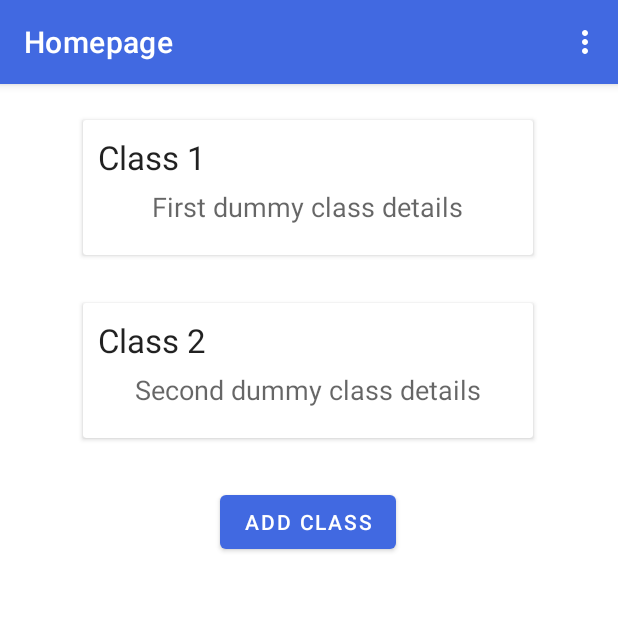
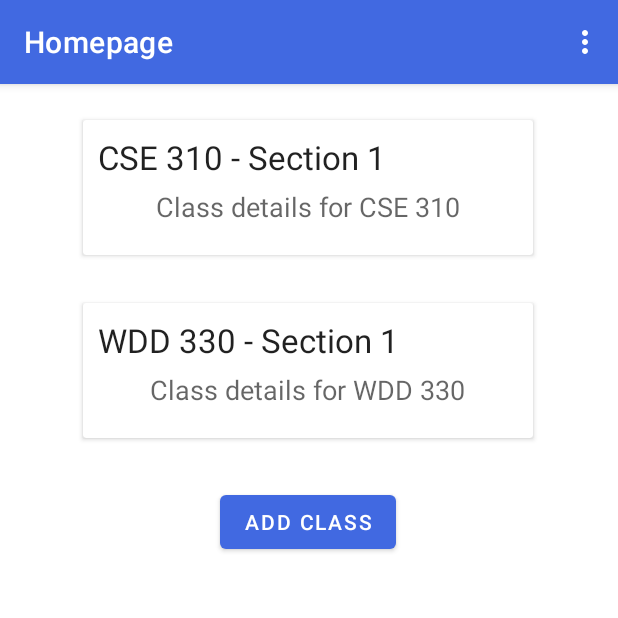
Before and after one commit to eddiemcconkie/cse310, an Android app: the screen it shows after launch (MainActivity), on a phone screen of 412 x 824 dp, the top half of it. Run offline under Robolectric (Android 15) with nearby library versions, the phone set to English and light mode, and no system bars; our stand-ins replace navigation-ui.

Commit message:
Minor changes

```diff
--- a/mobile-app/app/build.gradle
+++ b/mobile-app/app/build.gradle
@@ -2,7 +2,6 @@ plugins {
     id 'com.android.application'
     id 'kotlin-android'
     id 'kotlin-android-extensions'
-//    id 'com.google.gms.google-services'
 }
 
 android {
@@ -49,7 +48,7 @@ dependencies {
     testImplementation 'junit:junit:4.+'
     androidTestImplementation 'androidx.test.ext:junit:1.1.2'
     androidTestImplementation 'androidx.test.espresso:espresso-core:3.3.0'
-//    implementation platform('com.google.firebase:firebase-bom:28.1.0')
     implementation 'com.budiyev.android:code-scanner:2.1.0'
+    implementation 'androidx.browser:browser:1.3.0'
 
 }
--- a/mobile-app/app/src/main/java/com/cse310/group_project/MainActivity.kt
+++ b/mobile-app/app/src/main/java/com/cse310/group_project/MainActivity.kt
@@ -60,14 +60,14 @@ class MainActivity : AppCompatActivity() {
 
 
     private fun checkPermission(): Boolean {
-        if (ContextCompat.checkSelfPermission(this, Manifest.permission.CAMERA)
-            != PackageManager.PERMISSION_GRANTED) {
+        if (ContextCompat.checkSelfPermission(this, Manifest.permission.CAMERA) != PackageManager.PERMISSION_GRANTED ||
+            ContextCompat.checkSelfPermission(this, Manifest.permission.INTERNET) != PackageManager.PERMISSION_GRANTED) {
             return false
         }
         return true
     }
 
     private fun requestPermission() {
-        ActivityCompat.requestPermissions(this, arrayOf(Manifest.permission.CAMERA), 200)
+        ActivityCompat.requestPermissions(this, arrayOf(Manifest.permission.CAMERA, Manifest.permission.INTERNET), 200)
     }
 }
--- a/mobile-app/app/src/main/res/layout/homepage.xml
+++ b/mobile-app/app/src/main/res/layout/homepage.xml
@@ -34,7 +34,7 @@
             android:layout_marginStart="10dp"
             android:layout_marginTop="10dp"
             android:layout_marginBottom="10dp"
-            android:text="Class 1"
+            android:text="CSE 310 - Section 1"
             android:textAppearance="@style/TextAppearance.AppCompat.Large" />
 
         <TextView
@@ -43,7 +43,7 @@
             android:layout_height="wrap_content"
             android:layout_gravity="bottom|center_horizontal"
             android:layout_marginBottom="20dp"
-            android:text="First dummy class details"
+            android:text="Class details for CSE 310"
             android:textAppearance="@style/TextAppearance.AppCompat.Medium" />
 
     </androidx.cardview.widget.CardView>
@@ -65,7 +65,7 @@
             android:layout_marginStart="10dp"
             android:layout_marginTop="10dp"
             android:layout_marginBottom="10dp"
-            android:text="Class 2"
+            android:text="WDD 330 - Section 1"
             android:textAppearance="@style/TextAppearance.AppCompat.Large" />
 
         <TextView
@@ -74,7 +74,7 @@
             android:layout_height="wrap_content"
             android:layout_gravity="bottom|center_horizontal"
             android:layout_marginBottom="20dp"
-            android:text="Second dummy class details"
+            android:text="Class details for WDD 330"
             android:textAppearance="@style/TextAppearance.AppCompat.Medium" />
     </androidx.cardview.widget.CardView>
 
```
